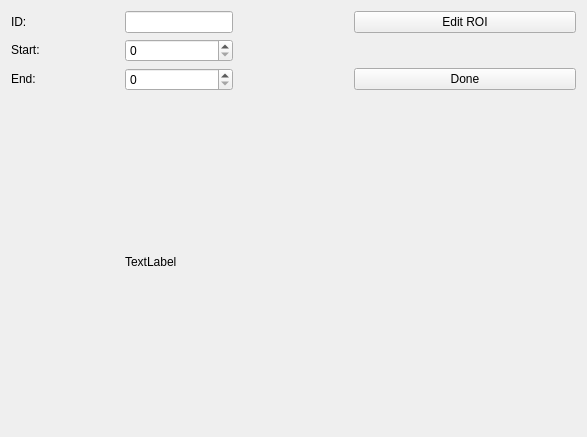
Before: the Qt Designer form window_addabnormalrange.ui in gccheng/GTgenerator, drawn with Qt 5.
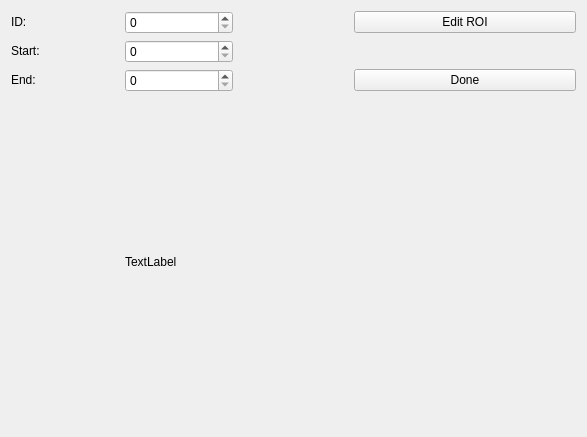
After: the same form once the commit is applied.

What changed in the file:
```diff
--- a/window_addabnormalrange.ui
+++ b/window_addabnormalrange.ui
@@ -29,20 +29,7 @@
        </property>
       </widget>
      </item>
-     <item row="0" column="1">
-      <widget class="QLineEdit" name="lineEdit_id">
-       <property name="sizePolicy">
-        <sizepolicy hsizetype="Minimum" vsizetype="Fixed">
-         <horstretch>0</horstretch>
-         <verstretch>0</verstretch>
-        </sizepolicy>
-       </property>
-       <property name="text">
-        <string/>
-       </property>
-      </widget>
-     </item>
-     <item row="2" column="0">
+     <item row="3" column="0">
       <widget class="QLabel" name="label_start">
        <property name="sizePolicy">
         <sizepolicy hsizetype="Minimum" vsizetype="Fixed">
@@ -55,14 +42,14 @@
        </property>
       </widget>
      </item>
-     <item row="2" column="1">
+     <item row="3" column="1">
       <widget class="QSpinBox" name="spinBox_start">
        <property name="maximum">
         <number>999999999</number>
        </property>
       </widget>
      </item>
-     <item row="3" column="0">
+     <item row="4" column="0">
       <widget class="QLabel" name="label_end">
        <property name="sizePolicy">
         <sizepolicy hsizetype="Minimum" vsizetype="Fixed">
@@ -75,7 +62,7 @@
        </property>
       </widget>
      </item>
-     <item row="3" column="1">
+     <item row="4" column="1">
       <widget class="QSpinBox" name="spinBox_end"/>
      </item>
      <item row="0" column="3" colspan="2">
@@ -85,20 +72,23 @@
        </property>
       </widget>
      </item>
-     <item row="3" column="3" colspan="2">
+     <item row="4" column="3" colspan="2">
       <widget class="QPushButton" name="pushButton">
        <property name="text">
         <string>Done</string>
        </property>
       </widget>
      </item>
-     <item row="4" column="1" colspan="3">
+     <item row="5" column="1" colspan="3">
       <widget class="QLabel" name="label_frame">
        <property name="text">
         <string>TextLabel</string>
        </property>
       </widget>
      </item>
+     <item row="0" column="1">
+      <widget class="QSpinBox" name="spinBox_id"/>
+     </item>
     </layout>
    </item>
   </layout>
```
